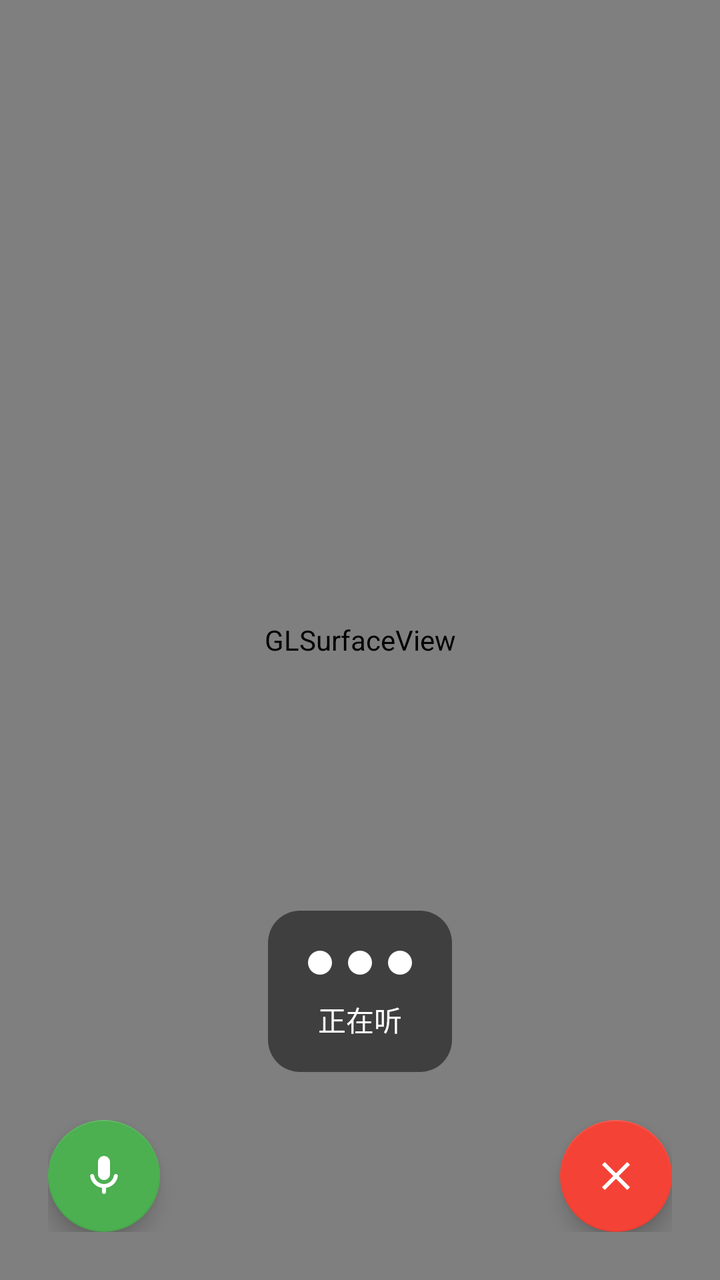
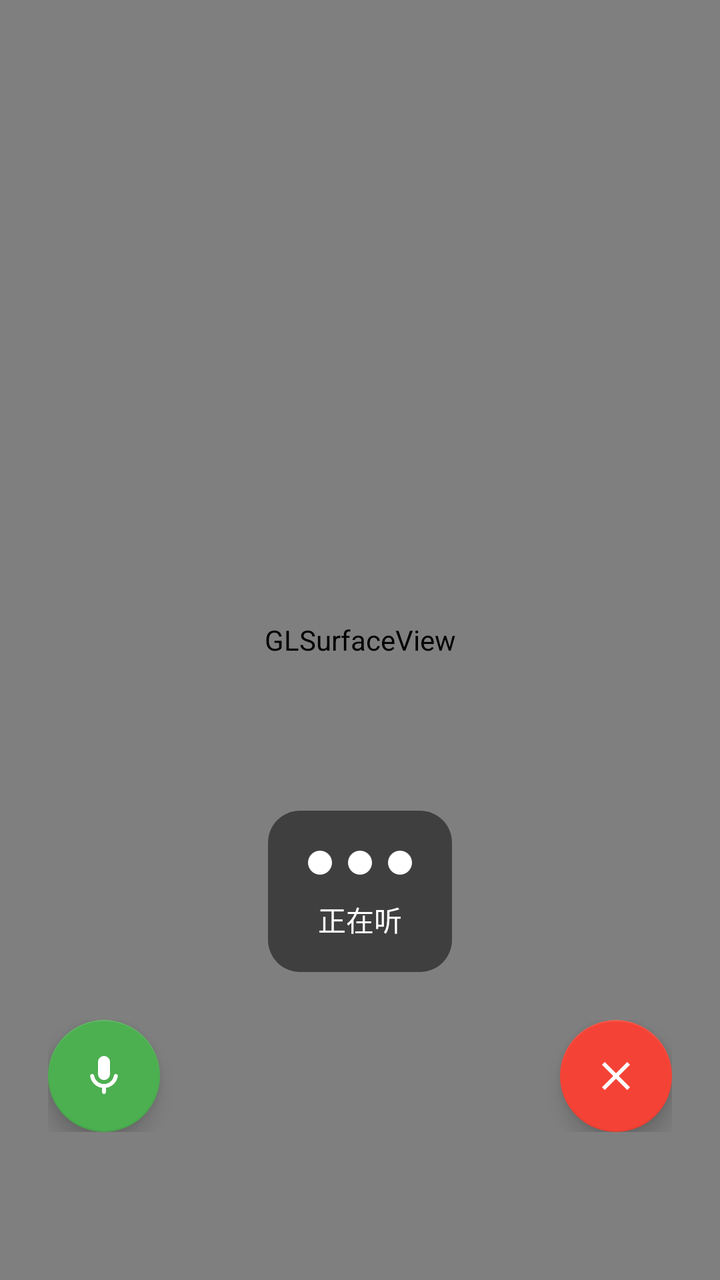

The first picture is an Android layout as it rendered before a commit; the second is the same layout after the commit. The layout source and the unified diff follow.
<!-- AndroidManifest.xml: activity theme Theme.JapaneseLearningApp -->
<!-- res/layout/activity_live2d.xml -->
<?xml version="1.0" encoding="utf-8"?>
<FrameLayout xmlns:android="http://schemas.android.com/apk/res/android"
    xmlns:app="http://schemas.android.com/apk/res-auto"
    android:layout_width="match_parent"
    android:layout_height="match_parent"
    android:background="#000000">

    
    <android.opengl.GLSurfaceView
        android:id="@+id/live2d_view"
        android:layout_width="match_parent"
        android:layout_height="match_parent" />

    
    <LinearLayout
        android:layout_width="match_parent"
        android:layout_height="wrap_content"
        android:layout_gravity="bottom"
        android:orientation="vertical"
        android:padding="24dp">

        
        <LinearLayout
            android:id="@+id/voice_status_container"
            android:layout_width="wrap_content"
            android:layout_height="wrap_content"
            android:layout_gravity="center_horizontal"
            android:layout_marginBottom="24dp"
            android:orientation="vertical"
            android:gravity="center"
            android:background="@drawable/voice_status_background"
            android:padding="16dp"
            android:visibility="visible">

            
            <LinearLayout
                android:id="@+id/dots_container"
                android:layout_width="wrap_content"
                android:layout_height="wrap_content"
                android:orientation="horizontal"
                android:gravity="center">

                
                <View
                    android:id="@+id/dot1"
                    android:layout_width="12dp"
                    android:layout_height="12dp"
                    android:layout_margin="4dp"
                    android:background="@drawable/white_dot" />

                
                <View
                    android:id="@+id/dot2"
                    android:layout_width="12dp"
                    android:layout_height="12dp"
                    android:layout_margin="4dp"
                    android:background="@drawable/white_dot" />

                
                <View
                    android:id="@+id/dot3"
                    android:layout_width="12dp"
                    android:layout_height="12dp"
                    android:layout_margin="4dp"
                    android:background="@drawable/white_dot" />

            </LinearLayout>

            
            <TextView
                android:id="@+id/status_text"
                android:layout_width="wrap_content"
                android:layout_height="wrap_content"
                android:layout_marginTop="8dp"
                android:text="正在听"
                android:textColor="#FFFFFF"
                android:textSize="14sp" />

        </LinearLayout>

        
        <LinearLayout
            android:layout_width="match_parent"
            android:layout_height="wrap_content"
            android:orientation="horizontal"
            android:gravity="center_vertical">

            
            <com.google.android.material.floatingactionbutton.FloatingActionButton
                android:id="@+id/mic_button"
                android:layout_width="wrap_content"
                android:layout_height="wrap_content"
                android:contentDescription="麦克风"
                app:srcCompat="@drawable/ic_mic"
                app:tint="@color/white"
                app:backgroundTint="#4CAF50"
                app:fabSize="normal" />

            
            <View
                android:layout_width="0dp"
                android:layout_height="1dp"
                android:layout_weight="1" />

            
            <com.google.android.material.floatingactionbutton.FloatingActionButton
                android:id="@+id/close_button"
                android:layout_width="wrap_content"
                android:layout_height="wrap_content"
                android:contentDescription="关闭"
                app:srcCompat="@drawable/ic_close"
                app:tint="@color/white"
                app:backgroundTint="#F44336"
                app:fabSize="normal" />

        </LinearLayout>

    </LinearLayout>

    
    <TextView
        android:id="@+id/mute_hint"
        android:layout_width="wrap_content"
        android:layout_height="wrap_content"
        android:layout_gravity="bottom|left"
        android:layout_marginLeft="24dp"
        android:layout_marginBottom="100dp"
        android:text="你已静音"
        android:textColor="#FFFFFF"
        android:textSize="14sp"
        android:background="#80000000"
        android:padding="8dp"
        android:visibility="gone" />

</FrameLayout>
<!-- resources referenced by this layout -->
<resources>
  <color name="white">#FFFFFFFF</color>
  <!-- drawable ic_close (drawable) -->
  <?xml version="1.0" encoding="utf-8"?>
  <vector xmlns:android="http://schemas.android.com/apk/res/android"
      android:width="24dp"
      android:height="24dp"
      android:viewportWidth="24"
      android:viewportHeight="24">
      <path
          android:fillColor="#FFFFFF"
          android:pathData="M19,6.41L17.59,5 12,10.59 6.41,5 5,6.41 10.59,12 5,17.59 6.41,19 12,13.41 17.59,19 19,17.59 13.41,12z" />
  </vector>
  <!-- drawable ic_mic (drawable) -->
  <?xml version="1.0" encoding="utf-8"?>
  <vector xmlns:android="http://schemas.android.com/apk/res/android"
      android:width="24dp"
      android:height="24dp"
      android:viewportWidth="24"
      android:viewportHeight="24">
      <path
          android:fillColor="#FFFFFF"
          android:pathData="M12,14c1.66,0 3,-1.34 3,-3L15,5c0,-1.66 -1.34,-3 -3,-3S9,3.34 9,5v6c0,1.66 1.34,3 3,3zM17.91,11c-0.49,0 -0.9,0.36 -0.98,0.85C16.52,14.2 14.47,16 12,16s-4.52,-1.8 -4.93,-4.15c-0.08,-0.49 -0.49,-0.85 -0.98,-0.85 -0.61,0 -1.09,0.54 -1,1.14 0.49,3 2.89,5.35 5.91,5.78L11,20c0,0.55 0.45,1 1,1s1,-0.45 1,-1v-2.08c3.02,-0.43 5.42,-2.78 5.91,-5.78 0.1,-0.6 -0.39,-1.14 -1,-1.14z" />
  </vector>
  <!-- drawable voice_status_background (drawable) -->
  <?xml version="1.0" encoding="utf-8"?>
  <shape xmlns:android="http://schemas.android.com/apk/res/android"
      android:shape="rectangle">
      <solid android:color="#80000000" />
      <corners android:radius="16dp" />
  </shape>
  <!-- drawable white_dot (drawable) -->
  <?xml version="1.0" encoding="utf-8"?>
  <shape xmlns:android="http://schemas.android.com/apk/res/android"
      android:shape="oval">
      <solid android:color="#FFFFFF" />
      <size android:width="12dp" android:height="12dp" />
  </shape>
  <style name="Theme.JapaneseLearningApp" parent="Theme.AppCompat.Light.NoActionBar" />
</resources>

<!-- the commit's change to res/layout/activity_live2d.xml (unified diff, before → after) -->
@@ -17,6 +17,7 @@
         android:layout_height="wrap_content"
         android:layout_gravity="bottom"
         android:orientation="vertical"
+        android:layout_marginBottom="50dp"
         android:padding="24dp">
 
         
